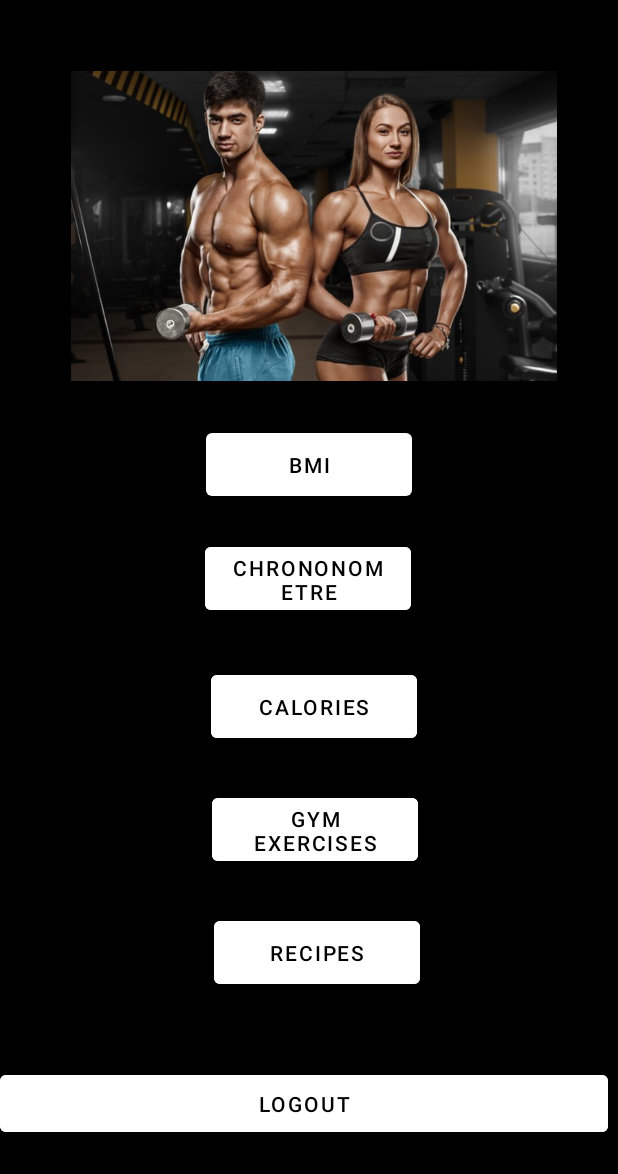
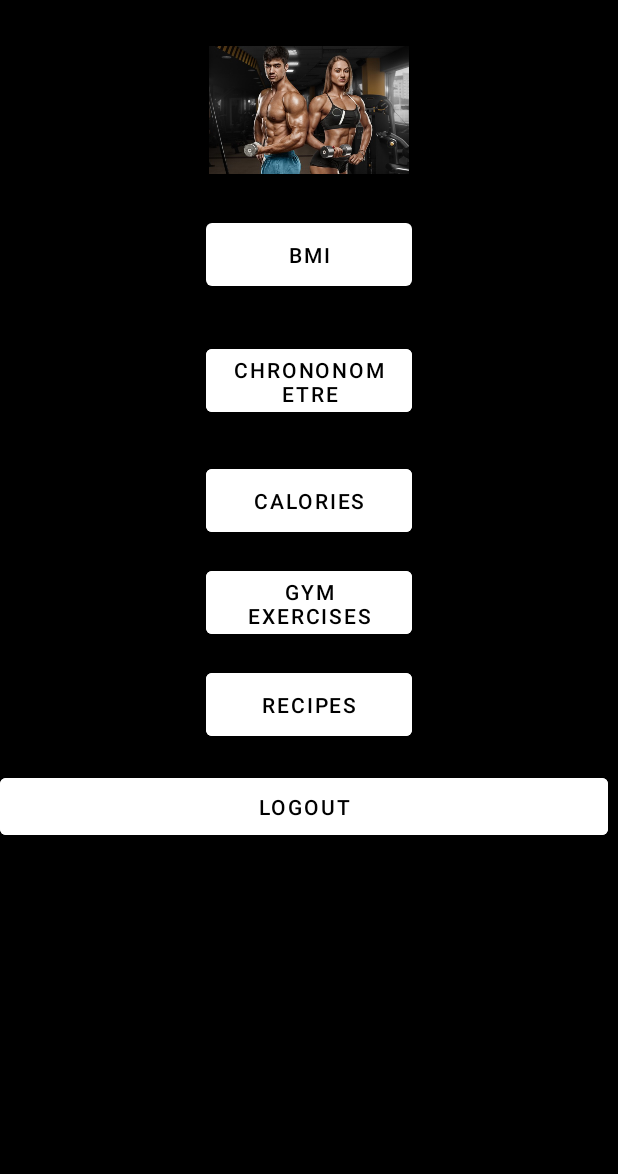
Before and after one commit to oumab26/MobileApp_Sante, an Android app: the MenuActivity screen opened directly, with no data from a screen before it, on a phone screen of 412 x 824 dp, the part 62-1236 px from its top. Run offline under Robolectric (Android 15) with nearby library versions, the phone set to English and light mode, and no system bars.

Commit message:
edit  design wael + fonctionalite oumaima worked

```diff
--- a/app/src/main/res/layout/activity_main.xml
+++ b/app/src/main/res/layout/activity_main.xml
@@ -10,11 +10,7 @@
     android:backgroundTint="@color/black"
     tools:context=".MainActivity">
 
-    <ImageView
-        android:id="@+id/imageView6"
-        android:layout_width="match_parent"
-        android:layout_height="305dp"
-        app:srcCompat="@drawable/login" />
+
 
     <TextView
         android:id="@+id/textView"
@@ -32,7 +28,7 @@
         android:layout_height="52dp"
         android:layout_below="@+id/textView"
         android:layout_marginLeft="40dp"
-        android:layout_marginTop="57dp"
+        android:layout_marginTop="-79dp"
         android:layout_marginRight="40dp"
         android:background="@color/white"
         android:ems="10"
@@ -81,4 +77,10 @@
         android:text="Sign Up"
         android:textColor="#000" />
 
+    <ImageView
+        android:id="@+id/imageView2"
+        android:layout_width="401dp"
+        android:layout_height="186dp"
+        app:srcCompat="@drawable/login" />
+
 </RelativeLayout>
--- a/app/src/main/res/layout/activity_menu.xml
+++ b/app/src/main/res/layout/activity_menu.xml
@@ -11,12 +11,11 @@
         android:id="@+id/btnGym"
         android:layout_width="137dp"
         android:layout_height="54dp"
-        android:layout_marginTop="511dp"
+        android:layout_marginTop="360dp"
         android:backgroundTint="@color/white"
         android:text="gym exercises"
         android:textColor="#000"
         app:layout_constraintEnd_toEndOf="parent"
-        app:layout_constraintHorizontal_bias="0.515"
         app:layout_constraintStart_toStartOf="parent"
         app:layout_constraintTop_toTopOf="parent" />
 
@@ -24,22 +23,20 @@
         android:id="@+id/btnrecipes"
         android:layout_width="137dp"
         android:layout_height="54dp"
-        android:layout_marginTop="593dp"
+        android:layout_marginTop="428dp"
         android:backgroundTint="@color/white"
         android:text="recipes"
         android:textColor="#000"
         app:layout_constraintEnd_toEndOf="parent"
-        app:layout_constraintHorizontal_bias="0.52"
         app:layout_constraintStart_toStartOf="parent"
         app:layout_constraintTop_toTopOf="parent" />
 
     <ImageView
         android:id="@+id/imageView5"
-        android:layout_width="324dp"
-        android:layout_height="224dp"
-        android:layout_marginTop="24dp"
+        android:layout_width="265dp"
+        android:layout_height="85dp"
+        android:layout_marginTop="16dp"
         app:layout_constraintEnd_toEndOf="parent"
-        app:layout_constraintHorizontal_bias="0.535"
         app:layout_constraintStart_toStartOf="parent"
         app:layout_constraintTop_toTopOf="parent"
         app:srcCompat="@drawable/cover" />
@@ -49,37 +46,35 @@
         android:id="@+id/btnBmi"
         android:layout_width="137dp"
         android:layout_height="54dp"
-        android:layout_marginTop="429dp"
+        android:layout_marginTop="292dp"
         android:backgroundTint="@color/white"
         android:text="Calories"
         android:textColor="#000"
         app:layout_constraintEnd_toEndOf="parent"
-        app:layout_constraintHorizontal_bias="0.512"
         app:layout_constraintStart_toStartOf="parent"
         app:layout_constraintTop_toTopOf="parent" />
 
     <Button
         android:id="@+id/btnCalorie"
-         android:layout_width="137dp"
+        android:layout_width="137dp"
         android:layout_height="54dp"
-        android:layout_marginTop="268dp"
+        android:layout_marginTop="128dp"
         android:backgroundTint="@color/white"
         android:text="BMI"
-	android:textColor="#000"
+        android:textColor="#000"
         app:layout_constraintEnd_toEndOf="parent"
         app:layout_constraintStart_toStartOf="parent"
         app:layout_constraintTop_toTopOf="parent" />
 
     <Button
         android:id="@+id/btnchrono"
-       	 android:layout_width="137dp"
+        android:layout_width="137dp"
         android:layout_height="54dp"
-        android:layout_marginTop="344dp"
+        android:layout_marginTop="212dp"
         android:backgroundTint="@color/white"
-	android:textColor="#000"
         android:text="Chrononometre"
+        android:textColor="#000"
         app:layout_constraintEnd_toEndOf="parent"
-        app:layout_constraintHorizontal_bias="0.497"
         app:layout_constraintStart_toStartOf="parent"
         app:layout_constraintTop_toTopOf="parent" />
 
@@ -92,7 +87,7 @@
         android:textColor="#000"
         app:layout_constraintBottom_toBottomOf="parent"
         app:layout_constraintTop_toBottomOf="@+id/btnrecipes"
-        app:layout_constraintVertical_bias="0.688"
+        app:layout_constraintVertical_bias="0.067"
         tools:layout_editor_absoluteX="3dp" />
 
 </androidx.constraintlayout.widget.ConstraintLayout>
```
Also changed, not shown: app/src/main/res/drawable/login.webp (deleted), app/src/main/res/drawable/th_15_.jpg (deleted).
